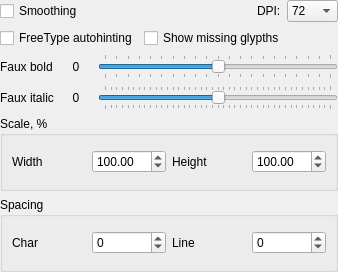
Before: the Qt Designer form fontoptionsframe.ui in andryblack/fontbuilder, drawn with Qt 5.
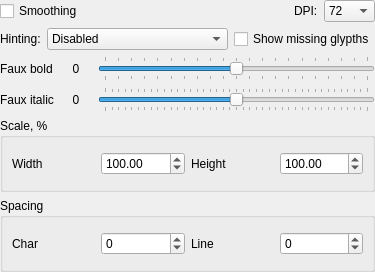
After: the same form once the commit is applied.

Commit message: extend hinting options

```diff
--- a/fontoptionsframe.ui
+++ b/fontoptionsframe.ui
@@ -31,28 +31,14 @@
    </property>
    <item>
     <layout class="QGridLayout" name="gridLayout_4">
-     <item row="1" column="0">
-      <widget class="QCheckBox" name="checkBoxAutohinting">
-       <property name="text">
-        <string>FreeType autohinting</string>
-       </property>
-      </widget>
-     </item>
-     <item row="1" column="1" colspan="3">
+     <item row="1" column="2" colspan="3">
       <widget class="QCheckBox" name="checkBoxMissingGlypths">
        <property name="text">
         <string>Show missing glypths</string>
        </property>
       </widget>
      </item>
-     <item row="0" column="0">
-      <widget class="QCheckBox" name="checkBoxSmoothing">
-       <property name="text">
-        <string>Smoothing</string>
-       </property>
-      </widget>
-     </item>
-     <item row="0" column="3">
+     <item row="0" column="4">
       <widget class="QComboBox" name="comboBoxDPI">
        <item>
         <property name="text">
@@ -86,7 +72,7 @@
        </item>
       </widget>
      </item>
-     <item row="0" column="1">
+     <item row="0" column="2">
       <spacer name="horizontalSpacer">
        <property name="orientation">
         <enum>Qt::Horizontal</enum>
@@ -99,13 +85,51 @@
        </property>
       </spacer>
      </item>
-     <item row="0" column="2">
+     <item row="0" column="3">
       <widget class="QLabel" name="label_5">
        <property name="text">
         <string>DPI:</string>
        </property>
       </widget>
      </item>
+     <item row="1" column="0">
+      <widget class="QLabel" name="label_7">
+       <property name="text">
+        <string>Hinting:</string>
+       </property>
+      </widget>
+     </item>
+     <item row="1" column="1">
+      <widget class="QComboBox" name="comboBox_Hinting">
+       <item>
+        <property name="text">
+         <string>Disabled</string>
+        </property>
+       </item>
+       <item>
+        <property name="text">
+         <string>Default</string>
+        </property>
+       </item>
+       <item>
+        <property name="text">
+         <string>ForceFreetypeAutohinting</string>
+        </property>
+       </item>
+       <item>
+        <property name="text">
+         <string>DisableFreetypeAutohinting</string>
+        </property>
+       </item>
+      </widget>
+     </item>
+     <item row="0" column="0" colspan="2">
+      <widget class="QCheckBox" name="checkBoxSmoothing">
+       <property name="text">
+        <string>Smoothing</string>
+       </property>
+      </widget>
+     </item>
     </layout>
    </item>
    <item>
```
The commit also changes 12 other files.
